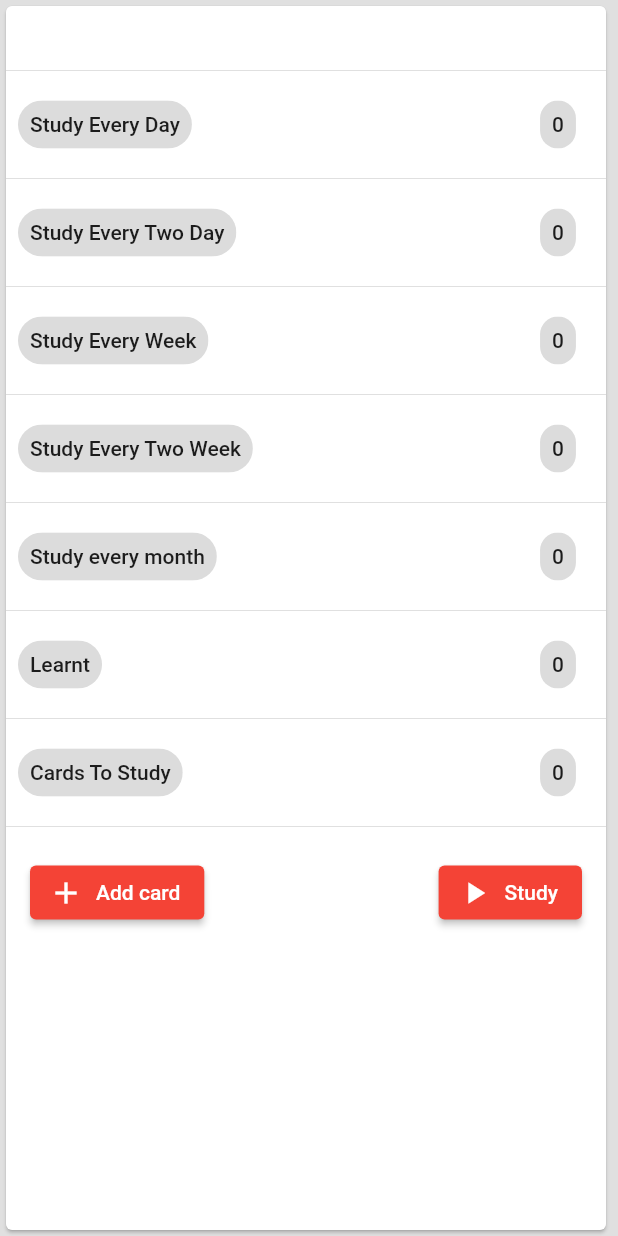
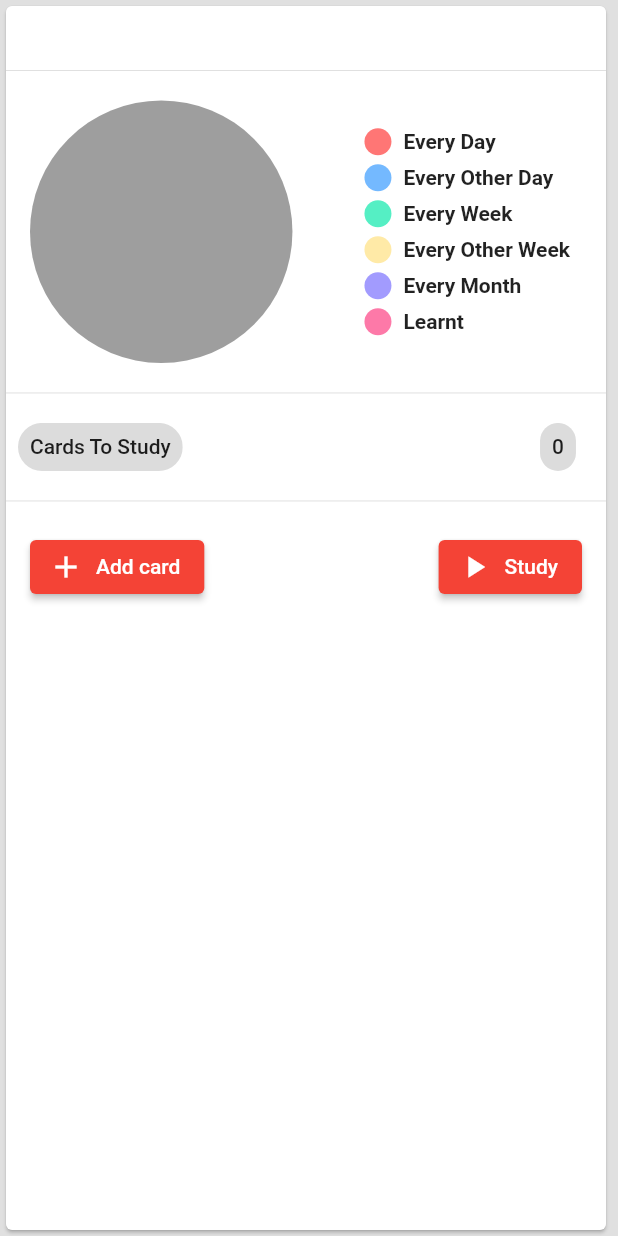
Before and after one commit to memolang-app/memolang-client, a Flutter app: the SubjectCard widget shown alone on an empty page, opened directly with empty values, on a phone screen of 412 x 824 dp. Run offline on Flutter 3.47's test engine with Material 2 defaults, Android fonts, the phone set to English and light mode, and no system bars; drawn by our look-alikes of pie_chart; our stand-ins replace flutter_login, flutter_secure_storage, flutter_spinkit; missing offline and left inert: splash_view; accounts and stored records are empty; network calls fail.

Commit message:
Add chart, fix scroll

```diff
--- a/lib/components/subject_card.dart
+++ b/lib/components/subject_card.dart
@@ -2,6 +2,7 @@ import 'package:flutter/material.dart';
 import 'package:memolang/models/subject.dart';
 import 'package:memolang/pages/study_page.dart';
 import 'package:memolang/style.dart';
+import 'package:pie_chart/pie_chart.dart';
 
 class SubjectCard extends StatelessWidget {
   final Subject subject;
@@ -13,13 +14,13 @@ class SubjectCard extends StatelessWidget {
       required this.onFlashCardAddPressed,
       required this.token});
 
-  int countFlashCardsOfStage(String stage) {
+  double _countCardsOfStage(String stage) {
     return subject.flashCards
         .fold(0, (sum, card) => (card.stage == stage) ? sum + 1 : sum);
   }
 
   Widget _renderCardCountRow(String label, String stage) =>
-      _renderKeyValueRow(label, countFlashCardsOfStage(stage).toString());
+      _renderKeyValueRow(label, _countCardsOfStage(stage).toString());
 
   Widget _renderKeyValueRow(String key, String value) => Padding(
         padding: const EdgeInsets.all(padding),
@@ -82,6 +83,14 @@ class SubjectCard extends StatelessWidget {
 
   @override
   Widget build(BuildContext context) {
+    Map<String, double> chartDataMap = {
+      'Every Day': _countCardsOfStage('EVERY_DAY'),
+      'Every Other Day': _countCardsOfStage('EVERY_TWO_DAY'),
+      'Every Week': _countCardsOfStage('EVERY_WEEK'),
+      'Every Other Week': _countCardsOfStage('EVERY_TWO_WEEK'),
+      'Every Month': _countCardsOfStage('EVERY_MONTH'),
+      'Learnt': _countCardsOfStage('DONE'),
+    };
     return Card(
       child: Container(
         constraints: const BoxConstraints(maxWidth: cardWidth),
@@ -101,17 +110,13 @@ class SubjectCard extends StatelessWidget {
                 ),
               ),
               const Divider(height: padding),
-              _renderCardCountRow('Study Every Day', 'EVERY_DAY'),
-              const Divider(height: padding),
-              _renderCardCountRow('Study Every Two Day', 'EVERY_TWO_DAY'),
-              const Divider(height: padding),
-              _renderCardCountRow('Study Every Week', 'EVERY_WEEK'),
-              const Divider(height: padding),
-              _renderCardCountRow('Study Every Two Week', 'EVERY_TWO_WEEK'),
-              const Divider(height: padding),
-              _renderCardCountRow('Study every month', 'EVERY_MONTH'),
-              const Divider(height: padding),
-              _renderCardCountRow('Learnt', 'DONE'),
+              Padding(
+                padding: const EdgeInsets.all(8.0),
+                child: PieChart(
+                    dataMap: chartDataMap,
+                    chartValuesOptions: const ChartValuesOptions(decimalPlaces: 0)
+                ),
+              ),
               const Divider(height: padding),
               _renderKeyValueRow('Cards To Study',
                   subject.flashCardsToStudy.length.toString()),
--- a/lib/pages/subjects_page.dart
+++ b/lib/pages/subjects_page.dart
@@ -184,6 +184,7 @@ class _SubjectsPageState extends State<SubjectsPage> {
         automaticallyImplyLeading: false,
       ),
       body: Center(
+        child: SingleChildScrollView(
           child: SubjectList(
             token: subjectsPageArguments?.token ?? '',
               subjects: subjectsPageArguments?.subjects,
@@ -195,6 +196,7 @@ class _SubjectsPageState extends State<SubjectsPage> {
                   flashCardQuestionInput.clear();
                 }
               },
+          ),
         ),
       ),
       floatingActionButton: FloatingActionButton(
--- a/pubspec.yaml
+++ b/pubspec.yaml
@@ -43,6 +43,7 @@ dependencies:
   flutter_secure_storage: ^6.1.0
   flutter_login: ^4.1.0
   badges: ^2.0.3
+  pie_chart: ^5.3.2
 
 dev_dependencies:
   flutter_test:
```
Also changed, not shown: pubspec.lock. Lines whose indentation alone changed are shown as unchanged.
